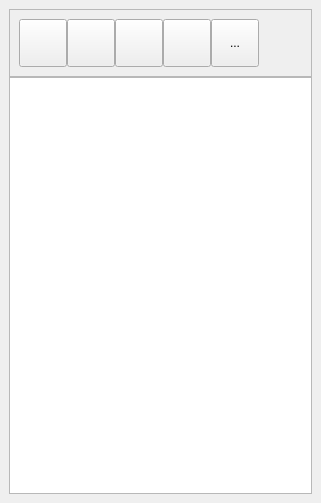
This is bulmages/bulmatpv/plugins/pluginbt_ticket/mticketbase.ui in eboladev/Bulmages-1 as Qt 5 draws it before an edit. The edited form follows.
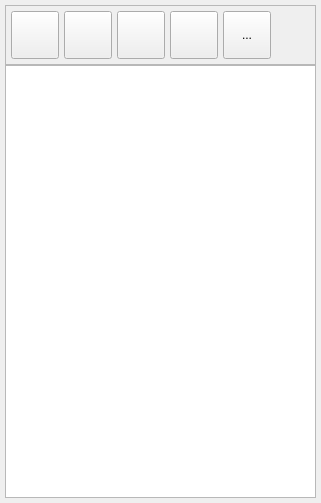
This is the edited form. Icons and pictures are not drawn.

```diff
--- a/bulmages/bulmatpv/plugins/pluginbt_ticket/mticketbase.ui
+++ b/bulmages/bulmatpv/plugins/pluginbt_ticket/mticketbase.ui
@@ -22,8 +22,8 @@
    <property name="spacing" >
     <number>0</number>
    </property>
-   <property name="margin" >
-    <number>9</number>
+   <property name="margin">
+    <number>5</number>
    </property>
    <item>
     <widget class="QFrame" name="frame" >
@@ -33,12 +33,12 @@
      <property name="frameShadow" >
       <enum>QFrame::Raised</enum>
      </property>
-     <layout class="QHBoxLayout" >
-      <property name="spacing" >
-       <number>0</number>
+     <layout class="QHBoxLayout">
+      <property name="spacing">
+       <number>5</number>
       </property>
-      <property name="margin" >
-       <number>9</number>
+      <property name="margin">
+       <number>5</number>
       </property>
       <item>
        <widget class="QToolButton" name="mui_imprimir" >
```
Left out of the diff: 127 changed lines with no effect on the pictures.
